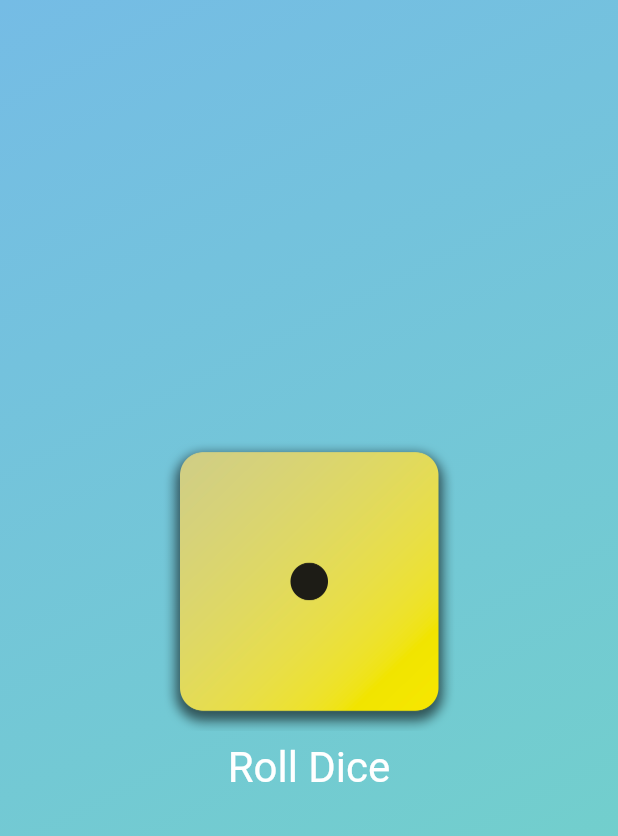
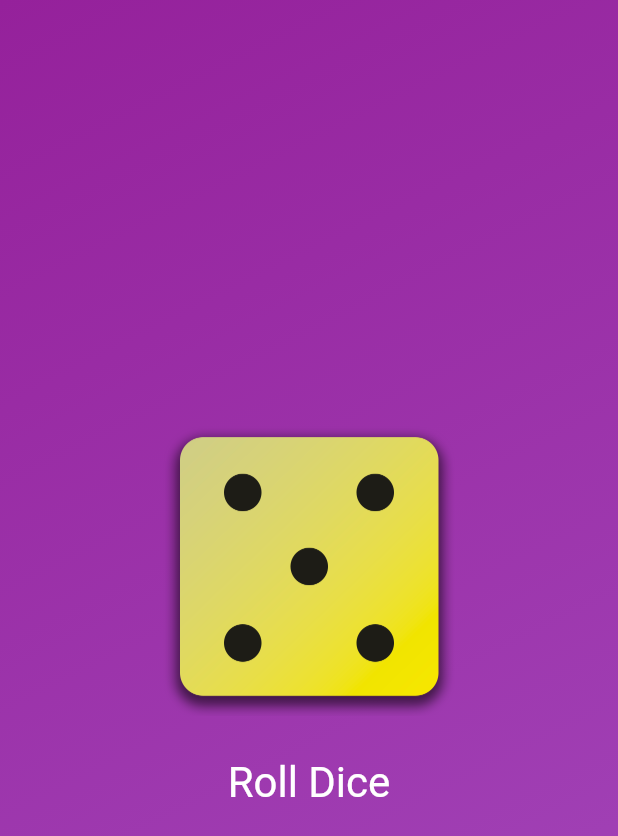
Before and after one commit to Aditya137x/First_Flutter_App, a Flutter app: the screen it shows after launch, after a tap on "Roll Dice", on a phone screen of 412 x 824 dp. Shown: the top 836 px of the screen. Run offline on Flutter 3.47's test engine with Material 3 defaults, Android fonts, the phone set to English and light mode, and no system bars.

Commit message:
Updated the app to generate rendom dice number when you click the button.

```diff
--- /dev/null
+++ b/lib/dice_roller.dart
@@ -0,0 +1,45 @@
+import 'package:flutter/material.dart';
+import 'dart:math';
+
+final randomizer = Random();
+
+class DiceRoller extends StatefulWidget {
+  const DiceRoller({super.key});
+
+  @override
+  State<DiceRoller> createState() {
+    return _DiceRollerState();
+  }
+}
+
+class _DiceRollerState extends State<DiceRoller> {
+    var diceRoll = 2;
+
+  void rollTheDice() {
+    setState(() {
+      diceRoll = randomizer.nextInt(6) + 1;
+    });
+  }
+
+  @override
+  Widget build(context) {
+    return Column(
+          mainAxisSize: MainAxisSize.min,
+          children: [
+            Image.asset(
+              'assets/images/dice-$diceRoll.png',
+              width: 200,
+            ),
+            const SizedBox(height: 20),
+            TextButton(
+              onPressed: rollTheDice,
+              style: TextButton.styleFrom(
+                  //padding: const EdgeInsets.only(top: 20),
+                  foregroundColor: Colors.white,
+                  textStyle: const TextStyle(fontSize: 28)),
+              child: const Text('Roll Dice'),
+            )
+          ],
+        );
+}
+}
--- a/lib/gradient_cointainer.dart
+++ b/lib/gradient_cointainer.dart
@@ -1,16 +1,14 @@
 import 'package:flutter/material.dart';
+import 'package:first_app/dice_roller.dart';
 
 const startAlignment = Alignment.topLeft;
 const endAlignment = Alignment.bottomRight;
+
 
 class GradientCointainer extends StatelessWidget {
   const GradientCointainer({super.key, required this.colors});
 
   final List<Color> colors;
-
-  void rollDice() {
-    //..
-  }
 
   @override
   Widget build(context) {
@@ -22,21 +20,8 @@ class GradientCointainer extends StatelessWidget {
           end: endAlignment,
         ),
       ),
-      child: Center(
-        child: Column(
-          mainAxisSize: MainAxisSize.min,
-          children: [
-            Image.asset(
-              'assets/images/dice-1.png',
-              width: 200,
-            ),
-            TextButton(
-              onPressed: rollDice,
-              style: TextButton.styleFrom(foregroundColor: Colors.white, textStyle: const TextStyle(fontSize: 28)),
-              child: const Text('Roll Dice'),
-            )
-          ],
-        ),
+      child: const Center(
+        child: DiceRoller(),
       ),
     );
   }
--- a/lib/main.dart
+++ b/lib/main.dart
@@ -3,12 +3,12 @@ import 'package:first_app/gradient_cointainer.dart';
 
 void main() {
   runApp(
-    const MaterialApp(
+     const MaterialApp(
       home: Scaffold(
         body: GradientCointainer(
           colors: [
-            Color.fromARGB(255, 117, 188, 229),
-            Color.fromARGB(255, 113, 213, 196),
+            Color.fromARGB(255, 149, 33, 155),
+            Color.fromARGB(255, 164, 74, 189),
             ],
           ),
       ),
```
